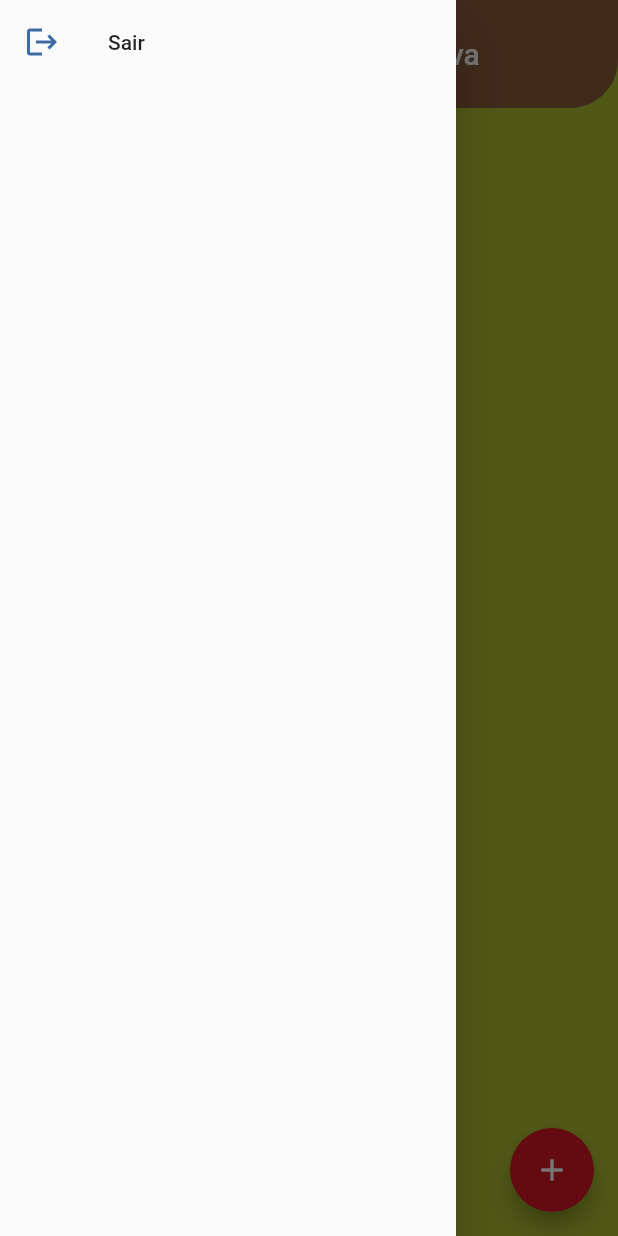
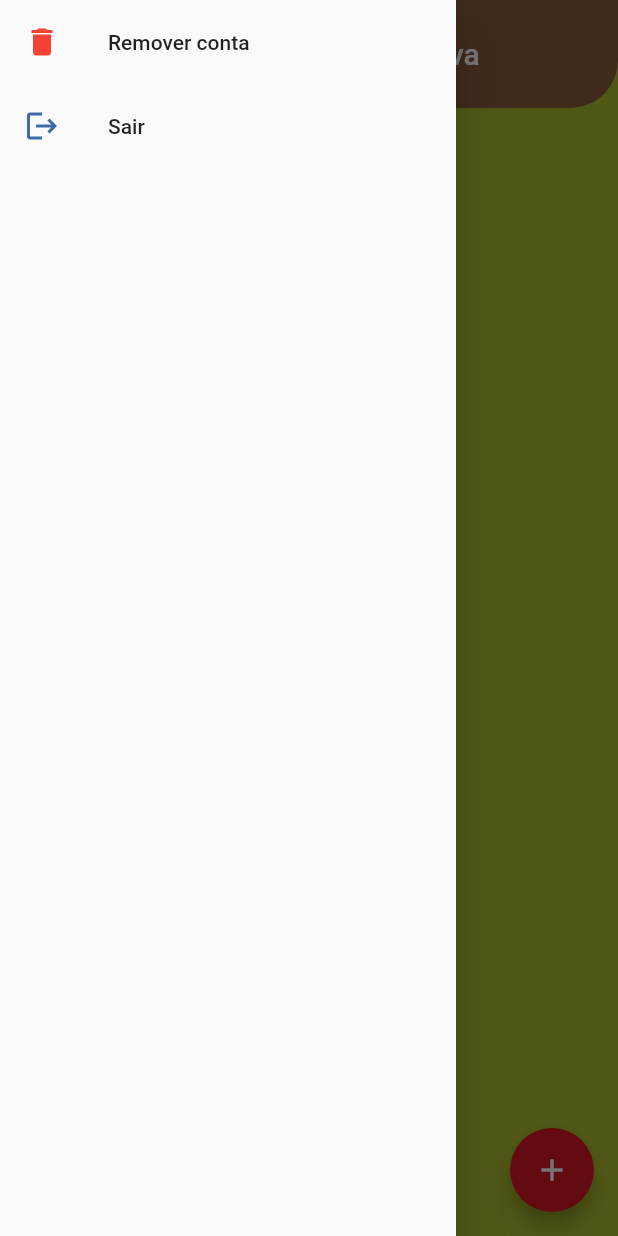
Before and after one commit to alura-cursos/flutter_firebase_authentication, a Flutter app: the screen it shows once a user with an empty profile is signed in, with the side drawer open, on a phone screen of 412 x 824 dp. Run offline on Flutter 3.47's test engine with Material 2 defaults, Android fonts, the phone set to English and light mode, and no system bars; our stand-ins replace cloud_firestore, firebase_auth, firebase_core; accounts and stored records are empty; generated files the repository leaves out were written again; network calls fail.

Commit message:
v4.3 - removendo conta

```diff
--- a/lib/authentication/services/auth_service.dart
+++ b/lib/authentication/services/auth_service.dart
@@ -67,4 +67,8 @@ class AuthService {
 
     return null;
   }
+
+  removerConta() async {
+    await _firebaseAuth.currentUser!.delete();
+  }
 }
--- a/lib/firestore/presentation/home_screen.dart
+++ b/lib/firestore/presentation/home_screen.dart
@@ -29,6 +29,16 @@ class _HomeScreenState extends State<HomeScreen> {
       drawer: Drawer(
         child: ListView(
           children: [
+            ListTile(
+              leading: const Icon(
+                Icons.delete,
+                color: Colors.red,
+              ),
+              title: const Text("Remover conta"),
+              onTap: () {
+                AuthService().removerConta();
+              },
+            ),
             ListTile(
               leading: const Icon(Icons.logout),
               title: const Text("Sair"),
```
